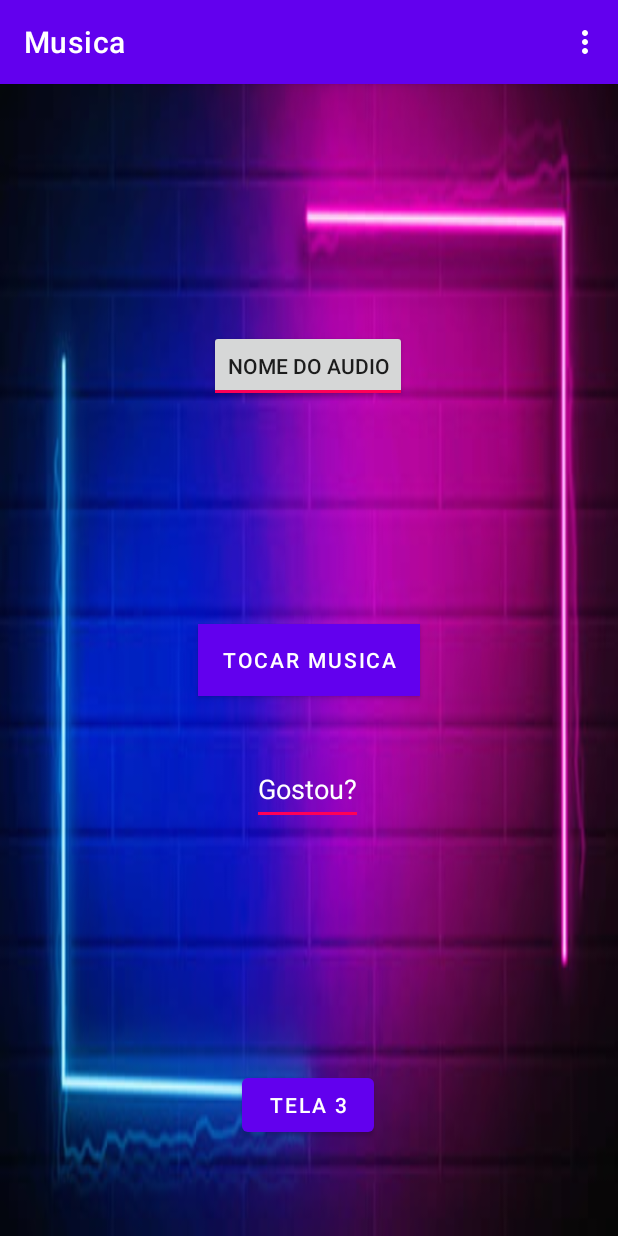
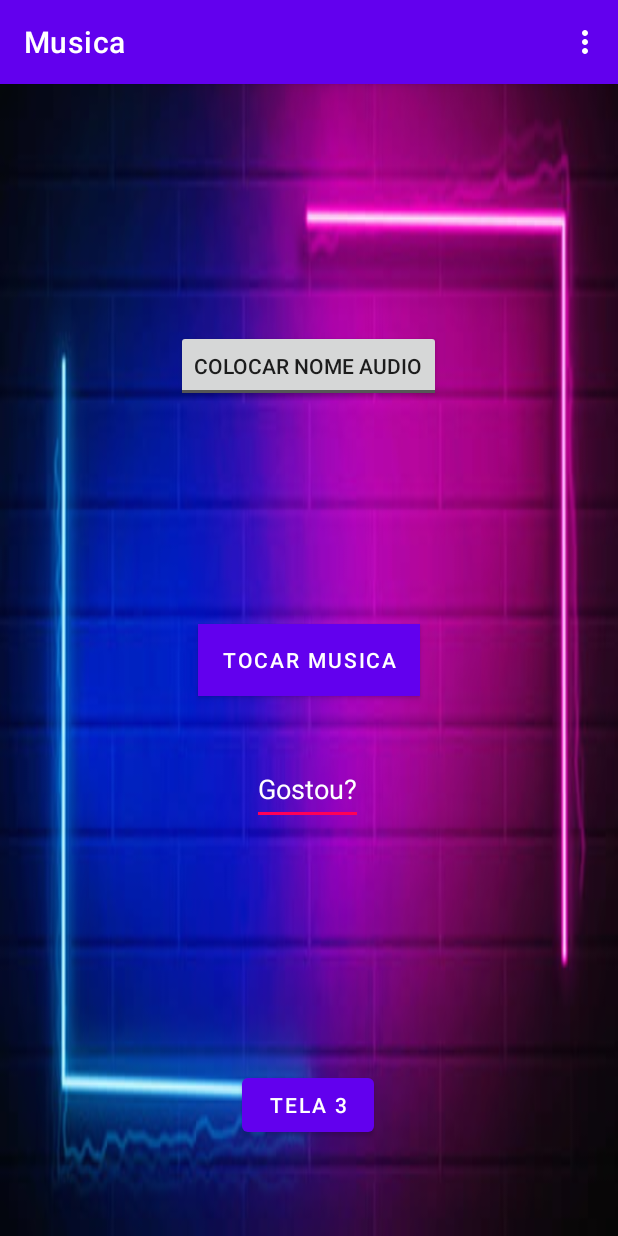
Before and after one commit to EllitonDias/FirstApp, an Android app: the MainActivity2 screen opened directly, with no data from a screen before it, on a phone screen of 412 x 824 dp. Run offline under Robolectric (Android 15) with nearby library versions, the phone set to English and light mode, and no system bars.

Commit message:
Add files via upload

```diff
--- a/FirstApp/app/src/main/res/layout/activity_main2.xml
+++ b/FirstApp/app/src/main/res/layout/activity_main2.xml
@@ -25,10 +25,10 @@
         android:layout_width="wrap_content"
         android:layout_height="wrap_content"
         android:layout_marginTop="164dp"
-        android:checked="true"
+        android:checked="false"
         android:text="ToggleButton"
-        android:textOff="Tirar nome"
-        android:textOn="Nome do audio"
+        android:textOff="Colocar nome audio"
+        android:textOn="Tirar Nome"
         app:layout_constraintEnd_toEndOf="parent"
         app:layout_constraintHorizontal_bias="0.498"
         app:layout_constraintStart_toStartOf="parent"
```
